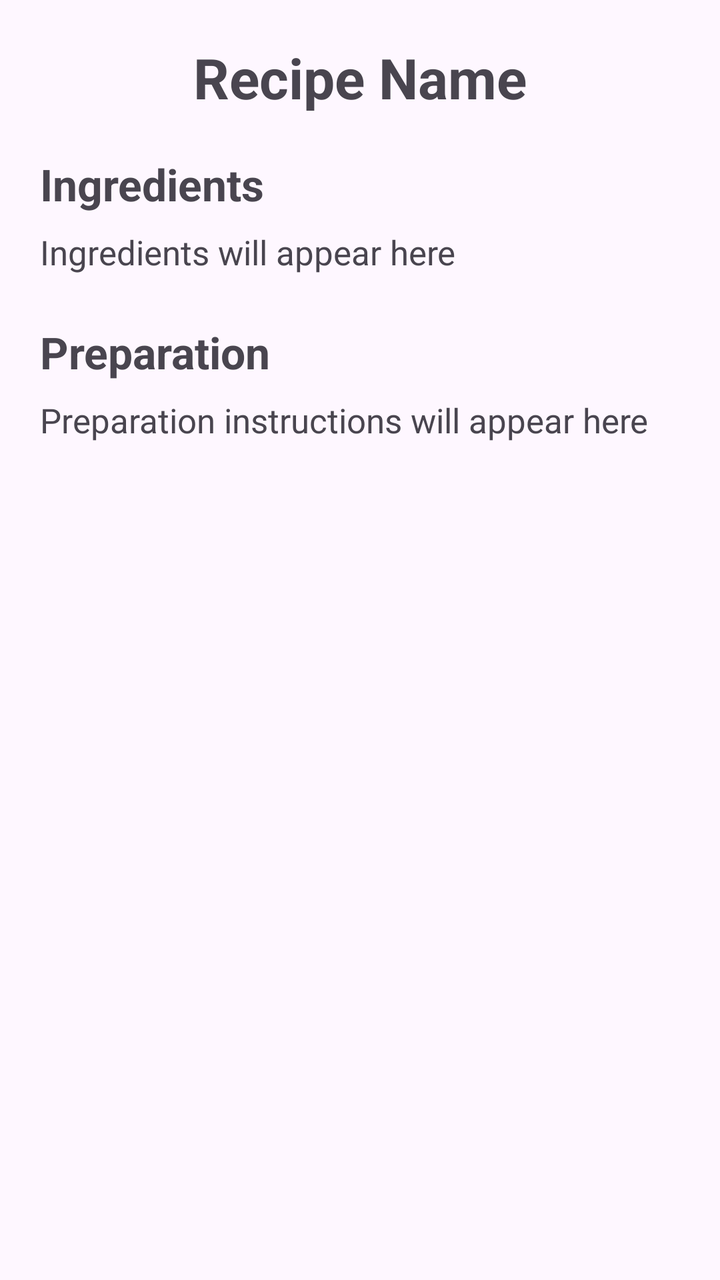
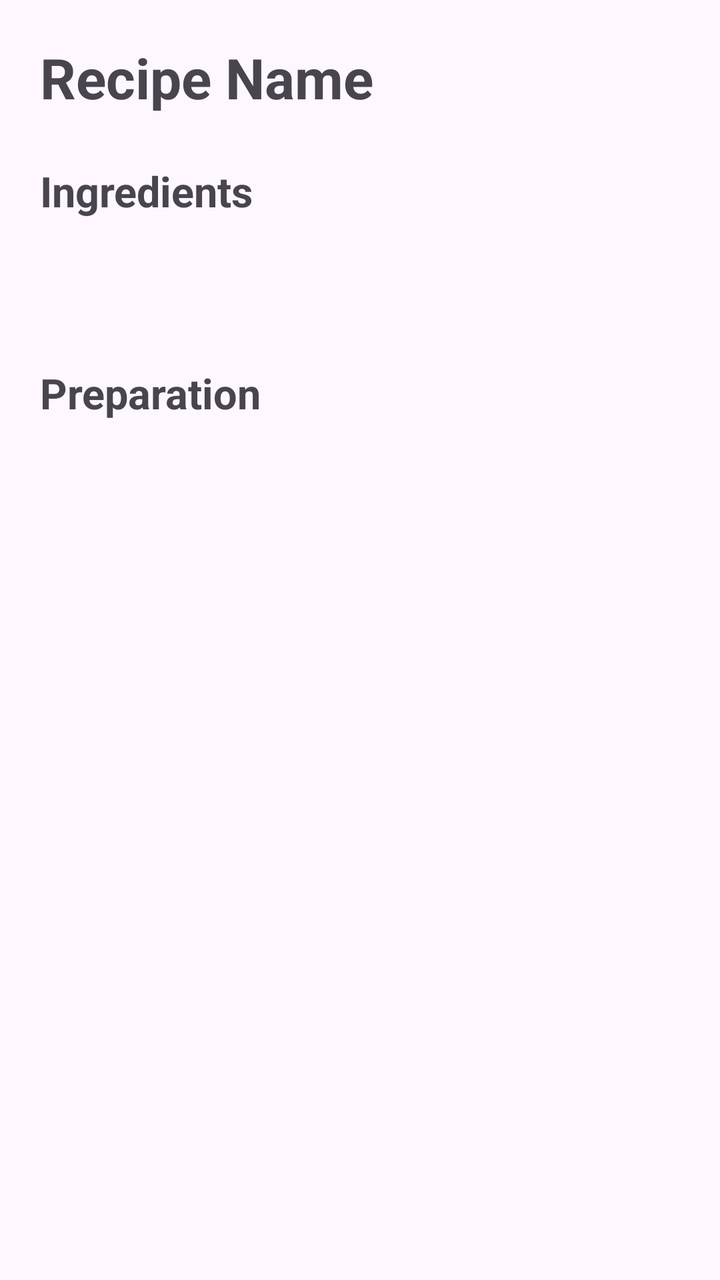

Two renders of the same Android screen: before a commit and after it. Below are the layout's source before the change and the commit's diff.
<!-- AndroidManifest.xml: application theme Theme.SmartPantry -->
<!-- res/layout/activity_recipe_detail.xml -->
<?xml version="1.0" encoding="utf-8"?>
<ScrollView xmlns:android="http://schemas.android.com/apk/res/android"
    android:layout_width="match_parent"
    android:layout_height="match_parent">

    <LinearLayout
        android:layout_width="match_parent"
        android:layout_height="wrap_content"
        android:orientation="vertical"
        android:padding="20dp">

        <TextView
            android:id="@+id/txtRecipeDetailName"
            android:layout_width="match_parent"
            android:layout_height="wrap_content"
            android:text="Recipe Name"
            android:textSize="28sp"
            android:textStyle="bold"
            android:gravity="center"
            android:layout_marginBottom="20dp" />

        <TextView
            android:layout_width="match_parent"
            android:layout_height="wrap_content"
            android:text="Ingredients"
            android:textSize="22sp"
            android:textStyle="bold"
            android:layout_marginBottom="8dp" />

        <TextView
            android:id="@+id/txtRecipeIngredients"
            android:layout_width="match_parent"
            android:layout_height="wrap_content"
            android:text="Ingredients will appear here"
            android:textSize="17sp"
            android:layout_marginBottom="24dp" />

        <TextView
            android:layout_width="match_parent"
            android:layout_height="wrap_content"
            android:text="Preparation"
            android:textSize="22sp"
            android:textStyle="bold"
            android:layout_marginBottom="8dp" />

        <TextView
            android:id="@+id/txtRecipeInstructions"
            android:layout_width="match_parent"
            android:layout_height="wrap_content"
            android:text="Preparation instructions will appear here"
            android:textSize="17sp" />

    </LinearLayout>

</ScrollView>
<!-- resources referenced by this layout -->
<resources>
  <style name="Theme.SmartPantry" parent="Base.Theme.SmartPantry" />
  <style name="Base.Theme.SmartPantry" parent="Theme.Material3.DayNight.NoActionBar">
          
          
      </style>
</resources>

<!-- the commit's change to res/layout/activity_recipe_detail.xml (unified diff, before → after) -->
@@ -1,54 +1,78 @@
 <?xml version="1.0" encoding="utf-8"?>
-<ScrollView xmlns:android="http://schemas.android.com/apk/res/android"
+<ScrollView
+    xmlns:android="http://schemas.android.com/apk/res/android"
+
     android:layout_width="match_parent"
     android:layout_height="match_parent">
 
     <LinearLayout
         android:layout_width="match_parent"
         android:layout_height="wrap_content"
+
         android:orientation="vertical"
         android:padding="20dp">
 
+
         <TextView
             android:id="@+id/txtRecipeDetailName"
+
             android:layout_width="match_parent"
             android:layout_height="wrap_content"
+
             android:text="Recipe Name"
+
             android:textSize="28sp"
             android:textStyle="bold"
-            android:gravity="center"
-            android:layout_marginBottom="20dp" />
+
+            android:layout_marginBottom="24dp" />
+
 
         <TextView
             android:layout_width="match_parent"
             android:layout_height="wrap_content"
+
             android:text="Ingredients"
-            android:textSize="22sp"
+
+            android:textSize="21sp"
             android:textStyle="bold"
-            android:layout_marginBottom="8dp" />
+
+            android:layout_marginBottom="10dp" />
+
 
         <TextView
             android:id="@+id/txtRecipeIngredients"
+
             android:layout_width="match_parent"
             android:layout_height="wrap_content"
-            android:text="Ingredients will appear here"
+
             android:textSize="17sp"
+
+            android:padding="8dp"
+
             android:layout_marginBottom="24dp" />
+
 
         <TextView
             android:layout_width="match_parent"
             android:layout_height="wrap_content"
+
             android:text="Preparation"
-            android:textSize="22sp"
+
+            android:textSize="21sp"
             android:textStyle="bold"
-            android:layout_marginBottom="8dp" />
+
+            android:layout_marginBottom="10dp" />
+
 
         <TextView
             android:id="@+id/txtRecipeInstructions"
+
             android:layout_width="match_parent"
             android:layout_height="wrap_content"
-            android:text="Preparation instructions will appear here"
-            android:textSize="17sp" />
+
+            android:textSize="17sp"
+
+            android:padding="8dp" />
 
     </LinearLayout>
 
